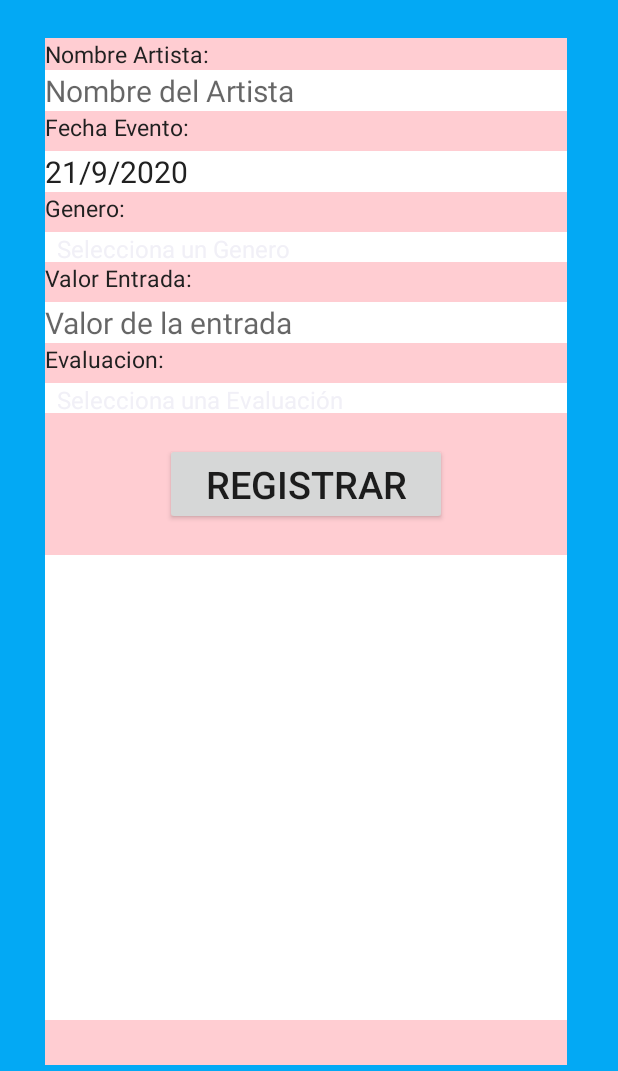
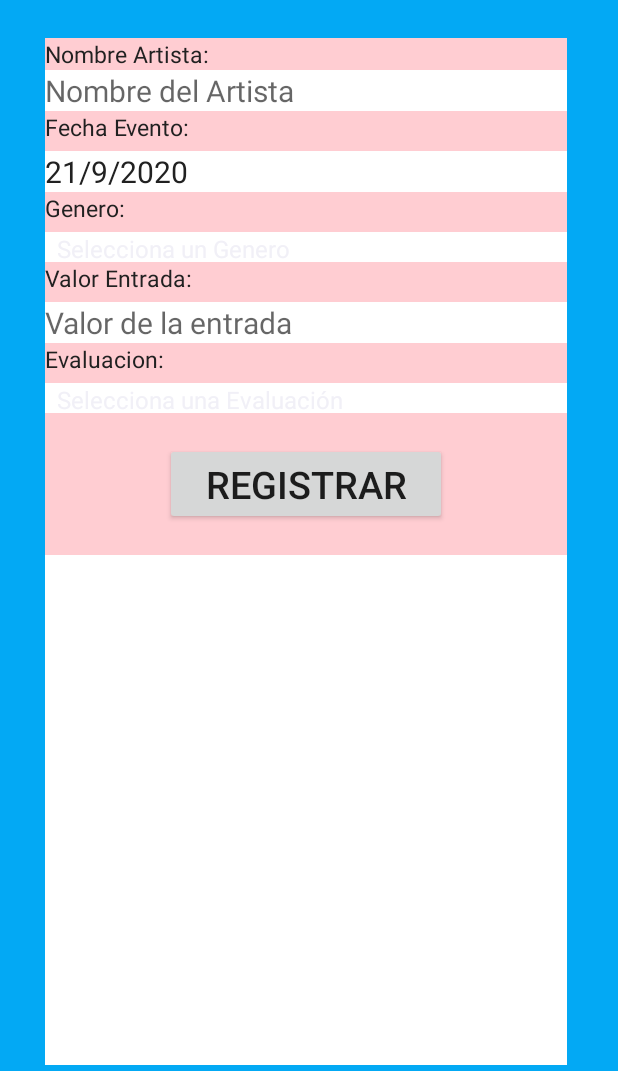
Before and after one commit to anibaloso/MisConciertos, an Android app: the screen it shows after launch (MainActivity), on a phone screen of 412 x 824 dp, the part 165-1236 px from its top. Run offline under Robolectric (Android 15) with nearby library versions, the phone set to English and light mode, and no system bars.

Commit message:
Arreglos de vista con rotacion del equipo
Se agrego al manifest.xml funcionalidad para cuando rote la orientacion
mantenga los datos
Se agregaron excepciones para validar los valores de la entrada
Se modifico el formato delos numeros para mostrar separacion con coma

```diff
--- a/Fuentes/MisConciertosApp/app/src/main/AndroidManifest.xml
+++ b/Fuentes/MisConciertosApp/app/src/main/AndroidManifest.xml
@@ -3,13 +3,15 @@
     package="cl.inacap.misconciertos">
 
     <application
+
         android:allowBackup="true"
         android:icon="@mipmap/ic_launcher"
         android:label="@string/app_name"
         android:roundIcon="@mipmap/ic_launcher_round"
         android:supportsRtl="true"
         android:theme="@style/AppTheme">
-        <activity android:name=".MainActivity">
+        <activity android:name=".MainActivity"
+            android:configChanges="orientation|screenSize|keyboardHidden">
             <intent-filter>
                 <action android:name="android.intent.action.MAIN" />
 
--- a/Fuentes/MisConciertosApp/app/src/main/java/cl/inacap/misconciertos/MainActivity.java
+++ b/Fuentes/MisConciertosApp/app/src/main/java/cl/inacap/misconciertos/MainActivity.java
@@ -16,9 +16,11 @@ import android.widget.Spinner;
 import android.widget.TextView;
 import android.widget.Toast;
 
+import java.text.NumberFormat;
 import java.util.ArrayList;
 import java.util.Calendar;
 import java.util.List;
+import java.util.Locale;
 
 import cl.inacap.misconciertos.dao.ListAdapter;
 import cl.inacap.misconciertos.dto.Eventos;
@@ -80,8 +82,13 @@ public class MainActivity extends AppCompatActivity {
                 if(valorEntrada.getText().toString().isEmpty()){
                     errores.add("Ingrese el valor de la entrada");
                 }else{
+                    //TODO borrar despues 11.35
                     if((Integer.parseInt(valorEntrada.getText().toString()) >= 0)){
-                        evento.setPrecioEntrada(Integer.parseInt(valorEntrada.getText().toString()));
+                        if((Integer.parseInt(valorEntrada.getText().toString()) < 2147483646)){
+                            evento.setPrecioEntrada(Integer.parseInt(valorEntrada.getText().toString()));
+                        }else{
+                            errores.add("Dudo haya una entrada taaaaaan cara, ni que fueras a comerte a Salma Hayek\n No sea longi");
+                        }
                     }else{
                         errores.add("El valor de la entrada debe ser igual o mayor a cero");
                     }
@@ -112,6 +119,7 @@ public class MainActivity extends AppCompatActivity {
                     mostrarErrores(errores);
                 }
                 mAdapter.notifyDataSetChanged();
+
             }
         });
 
--- a/Fuentes/MisConciertosApp/app/src/main/java/cl/inacap/misconciertos/dao/ListAdapter.java
+++ b/Fuentes/MisConciertosApp/app/src/main/java/cl/inacap/misconciertos/dao/ListAdapter.java
@@ -35,10 +35,10 @@ public class ListAdapter extends ArrayAdapter <Eventos> {
     @Override
     public View getView(int position, @Nullable View convertView, @NonNull ViewGroup parent) {
         View view = convertView;
-
         if(view == null) {
             view = LayoutInflater.from(mContext).inflate(resourceLayout, null);
         }
+        DecimalFormat formatear = new DecimalFormat("###,###.##");
 
         Eventos eventos = lista.get(position);
 
@@ -55,7 +55,8 @@ public class ListAdapter extends ArrayAdapter <Eventos> {
         txtGenero.setText("Genero: " + eventos.getGenero());
 
         TextView txtValor = view.findViewById(R.id.txtPrecio);
-        txtValor.setText("Precio: $" + String.valueOf(eventos.getPrecioEntrada()));
+        txtValor.setText("Precio: $" + formatear.format(eventos.getPrecioEntrada()));
+
 
         return view;
 
--- a/Fuentes/MisConciertosApp/app/src/main/res/layout/activity_main.xml
+++ b/Fuentes/MisConciertosApp/app/src/main/res/layout/activity_main.xml
@@ -1,33 +1,35 @@
 <?xml version="1.0" encoding="utf-8"?>
+
 <LinearLayout xmlns:android="http://schemas.android.com/apk/res/android"
     xmlns:app="http://schemas.android.com/apk/res-auto"
     xmlns:tools="http://schemas.android.com/tools"
     android:layout_width="match_parent"
     android:layout_height="match_parent"
+    android:background="@color/accent"
     android:orientation="vertical"
-    android:background="@color/accent"
     tools:context=".MainActivity">
 
     <TextView
-        android:text="Mis Conciertos"
-        android:background="@color/primary"
+        android:layout_width="match_parent"
+        android:layout_height="wrap_content"
         android:layout_marginLeft="@dimen/marginIzq"
         android:layout_marginRight="@dimen/marginDer"
+        android:background="@color/primary"
+        android:text="Mis Conciertos"
         android:textAlignment="center"
         android:textColor="@color/primary_text"
-        android:textSize="@dimen/textoTitulo"
-        android:layout_width="match_parent"
-        android:layout_height="wrap_content">
-    </TextView>
+        android:textSize="@dimen/textoTitulo"></TextView>
+
+
 
         <ScrollView
             android:id="@+id/layout"
+            android:layout_width="match_parent"
             android:layout_height="match_parent"
-        android:scrollbars="horizontal|vertical"
-        android:layout_width="match_parent"
             android:layout_marginTop="5dip"
+            android:fillViewport="true"
             android:scrollbarStyle="outsideInset"
-        android:fillViewport="true">
+            android:scrollbars="horizontal|vertical">
 
             <LinearLayout
                 android:layout_width="match_parent"
@@ -40,35 +42,33 @@
                 android:textAlignment="center">
 
                 <TextView
+                    android:layout_width="match_parent"
+                    android:layout_height="wrap_content"
                     android:text="Nombre Artista:"
                     android:textAlignment="textStart"
                     android:textColor="@color/primary_text"
-            android:textSize="15sp"
-            android:layout_width="match_parent"
-            android:layout_height="wrap_content">
-        </TextView>
+                    android:textSize="15sp"></TextView>
 
                 <EditText
-            android:textAllCaps="true"
                     android:id="@+id/nombreArtista"
                     android:layout_width="match_parent"
                     android:layout_height="wrap_content"
                     android:background="@color/icons"
                     android:hint="@string/artista"
                     android:inputType="text"
+                    android:textAllCaps="true"
                     android:textColor="@color/primary_text"
                     android:textSize="@dimen/textoCuadros">
 
                 </EditText>
 
                 <TextView
+                    android:layout_width="match_parent"
+                    android:layout_height="wrap_content"
                     android:text="Fecha Evento:"
                     android:textAlignment="textStart"
                     android:textColor="@color/primary_text"
-            android:textSize="15sp"
-            android:layout_width="match_parent"
-            android:layout_height="wrap_content">
-        </TextView>
+                    android:textSize="15sp"></TextView>
 
                 <TextView
                     android:id="@+id/etFecha"
@@ -86,13 +86,12 @@
                     android:textSize="@dimen/textoCuadros"></TextView>
 
                 <TextView
+                    android:layout_width="match_parent"
+                    android:layout_height="wrap_content"
                     android:text="Genero:"
                     android:textAlignment="textStart"
                     android:textColor="@color/primary_text"
-            android:textSize="15sp"
-            android:layout_width="match_parent"
-            android:layout_height="wrap_content">
-        </TextView>
+                    android:textSize="15sp"></TextView>
 
                 <Spinner
 
@@ -106,13 +105,12 @@
                 </Spinner>
 
                 <TextView
+                    android:layout_width="match_parent"
+                    android:layout_height="wrap_content"
                     android:text="Valor Entrada:"
                     android:textAlignment="textStart"
                     android:textColor="@color/primary_text"
-            android:textSize="15sp"
-            android:layout_width="match_parent"
-            android:layout_height="wrap_content">
-        </TextView>
+                    android:textSize="15sp"></TextView>
 
                 <EditText
                     android:id="@+id/valorEntrada"
@@ -127,13 +125,12 @@
                 </EditText>
 
                 <TextView
+                    android:layout_width="match_parent"
+                    android:layout_height="wrap_content"
                     android:text="Evaluacion:"
                     android:textAlignment="textStart"
                     android:textColor="@color/primary_text"
-            android:textSize="15sp"
-            android:layout_width="match_parent"
-            android:layout_height="wrap_content">
-        </TextView>
+                    android:textSize="15sp"></TextView>
 
                 <Spinner
                     android:id="@+id/spEvaluacion"
@@ -147,12 +144,12 @@
 
                 <Button
                     android:id="@+id/guardar"
-        android:layout_marginLeft="@dimen/marginIzqButt"
-        android:layout_marginRight="@dimen/marginDerButt"
-        android:layout_marginTop="@dimen/textoCuadros"
-        android:text="REGISTRAR"
                     android:layout_width="match_parent"
                     android:layout_height="wrap_content"
+                    android:layout_marginLeft="@dimen/marginIzqButt"
+                    android:layout_marginTop="@dimen/textoCuadros"
+                    android:layout_marginRight="@dimen/marginDerButt"
+                    android:text="REGISTRAR"
                     android:textSize="25sp">
 
                 </Button>
@@ -160,15 +157,15 @@
                 <ListView
                     android:id="@+id/conciertoLv"
                     android:layout_width="match_parent"
-            android:layout_height="match_parent"
+                    android:layout_height="431dp"
                     android:layout_marginTop="@dimen/textoCuadros"
                     android:layout_marginBottom="@dimen/marginAba"
-            android:background="@color/icons">
+                    android:background="@color/icons"
+                    android:nestedScrollingEnabled="true">
 
                 </ListView>
 
             </LinearLayout>
 
         </ScrollView>
-
 </LinearLayout>
--- a/Fuentes/MisConciertosApp/app/src/main/res/layout/item_row.xml
+++ b/Fuentes/MisConciertosApp/app/src/main/res/layout/item_row.xml
@@ -6,7 +6,7 @@
     <RelativeLayout
         android:layout_width="match_parent"
         android:layout_height="match_parent"
-        android:background="@color/icons">>
+        android:background="@color/icons">
 
         <TextView
             android:layout_width="160dp"
```
Lines whose indentation alone changed are shown as unchanged.
